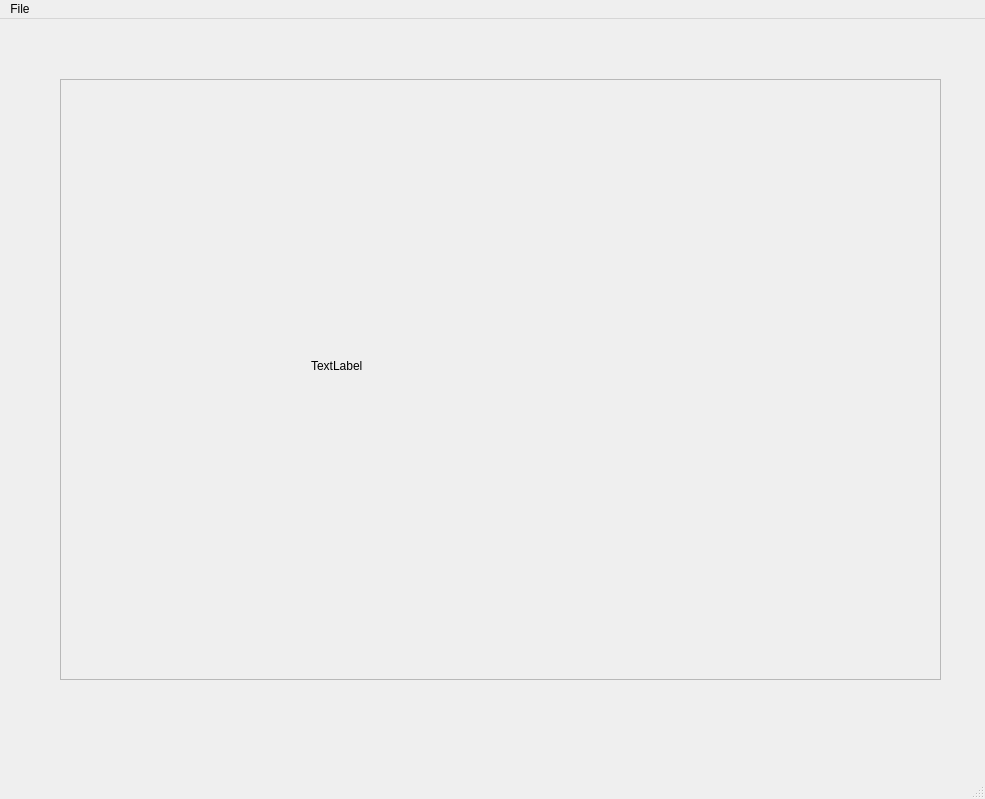
The window that src/gui.ui (supersaiyajinggod/GuitarChordsPlayer) describes before a commit, drawn with Qt 5.
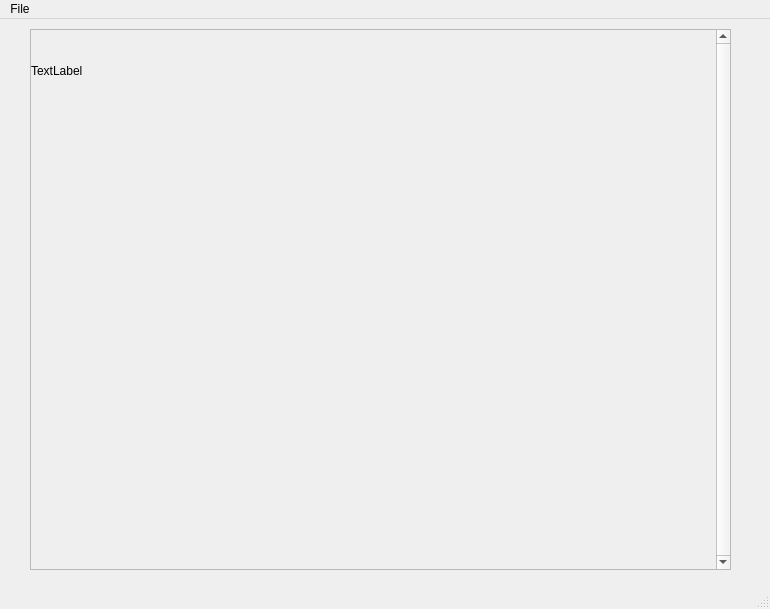
The same window after the commit.

Commit message: Can play a part of big picture

```diff
--- a/src/gui.ui
+++ b/src/gui.ui
@@ -6,8 +6,8 @@
    <rect>
     <x>0</x>
     <y>0</y>
-    <width>985</width>
-    <height>799</height>
+    <width>770</width>
+    <height>609</height>
    </rect>
   </property>
   <property name="windowTitle">
@@ -23,17 +23,20 @@
    <widget class="QScrollArea" name="scrollArea">
     <property name="geometry">
      <rect>
-      <x>60</x>
-      <y>60</y>
-      <width>881</width>
-      <height>601</height>
+      <x>30</x>
+      <y>10</y>
+      <width>701</width>
+      <height>541</height>
      </rect>
     </property>
-    <property name="minimumSize">
-     <size>
-      <width>400</width>
-      <height>400</height>
-     </size>
+    <property name="verticalScrollBarPolicy">
+     <enum>Qt::ScrollBarAlwaysOn</enum>
+    </property>
+    <property name="horizontalScrollBarPolicy">
+     <enum>Qt::ScrollBarAsNeeded</enum>
+    </property>
+    <property name="sizeAdjustPolicy">
+     <enum>QAbstractScrollArea::AdjustToContents</enum>
     </property>
     <property name="widgetResizable">
      <bool>true</bool>
@@ -43,23 +46,17 @@
       <rect>
        <x>0</x>
        <y>0</y>
-       <width>879</width>
-       <height>599</height>
+       <width>685</width>
+       <height>539</height>
       </rect>
      </property>
-     <property name="minimumSize">
-      <size>
-       <width>400</width>
-       <height>400</height>
-      </size>
-     </property>
      <widget class="QLabel" name="label">
       <property name="geometry">
        <rect>
-        <x>250</x>
-        <y>60</y>
-        <width>381</width>
-        <height>451</height>
+        <x>0</x>
+        <y>0</y>
+        <width>91</width>
+        <height>81</height>
        </rect>
       </property>
       <property name="text">
@@ -74,7 +71,7 @@
     <rect>
      <x>0</x>
      <y>0</y>
-     <width>985</width>
+     <width>770</width>
      <height>22</height>
     </rect>
    </property>
```
The commit also changes 1 other file.
